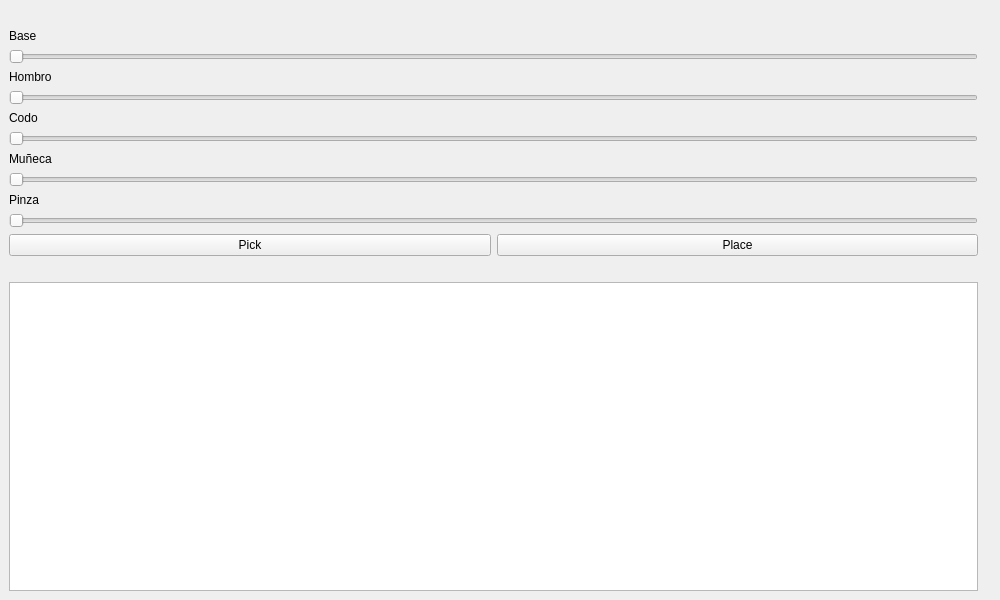
Old version of the form interface.ui in the repository DanielPataquiva/Proyecto.
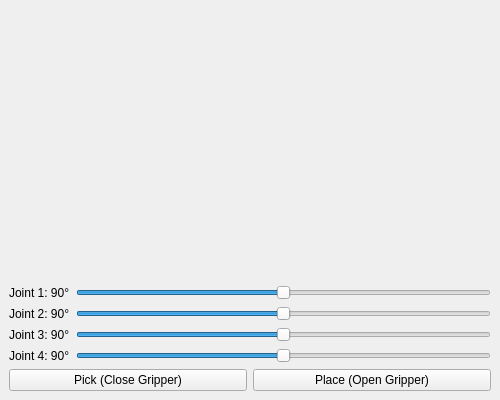
New version of the form.

What changed in the file:
```diff
--- a/interface.ui
+++ b/interface.ui
@@ -6,145 +6,157 @@
    <rect>
     <x>0</x>
     <y>0</y>
-    <width>1000</width>
-    <height>600</height>
+    <width>500</width>
+    <height>400</height>
    </rect>
   </property>
   <property name="windowTitle">
    <string>Brazo Robótico - Control y Simulación</string>
   </property>
   <widget class="QWidget" name="centralwidget">
-   <layout class="QHBoxLayout" name="horizontalLayout">
+   <layout class="QVBoxLayout" name="verticalLayout">
+
     <item>
-     <layout class="QVBoxLayout" name="control_layout">
+     <widget class="QLabel" name="titleLabel">
+      <property name="text">
+       <string><b>Robot Arm Control - PCA9685</b></string>
+      </property>
+      <property name="alignment">
+       <set>Qt::AlignCenter</set>
+      </property>
+     </widget>
+    </item>
 
+    <!-- Slider 1 -->
+    <item>
+     <layout class="QHBoxLayout" name="layout_q1">
       <item>
-       <widget class="QLabel" name="label_title">
+       <widget class="QLabel" name="label_q1">
         <property name="text">
-         <string><b>Control del Brazo Robótico</b></string>
+         <string>Joint 1: 90°</string>
         </property>
        </widget>
       </item>
-
       <item>
-       <widget class="QLabel" name="label_base">
-        <property name="text">
-         <string>Base</string>
-        </property>
-       </widget>
-      </item>
-      <item>
-       <widget class="QSlider" name="slider_base">
+       <widget class="QSlider" name="slider_q1">
         <property name="orientation">
          <enum>Qt::Horizontal</enum>
         </property>
-       </widget>
-      </item>
-
-      <item>
-       <widget class="QLabel" name="label_hombro">
-        <property name="text">
-         <string>Hombro</string>
+        <property name="minimum">
+         <number>0</number>
         </property>
-       </widget>
-      </item>
-      <item>
-       <widget class="QSlider" name="slider_hombro">
-        <property name="orientation">
-         <enum>Qt::Horizontal</enum>
+        <property name="maximum">
+         <number>180</number>
         </property>
+        <property name="value">
+         <number>90</number>
+        </property>
        </widget>
       </item>
+     </layout>
+    </item>
 
+    <!-- Slider 2 -->
+    <item>
+     <layout class="QHBoxLayout" name="layout_q2">
       <item>
-       <widget class="QLabel" name="label_codo">
+       <widget class="QLabel" name="label_q2">
         <property name="text">
-         <string>Codo</string>
+         <string>Joint 2: 90°</string>
         </property>
        </widget>
       </item>
       <item>
-       <widget class="QSlider" name="slider_codo">
+       <widget class="QSlider" name="slider_q2">
         <property name="orientation">
          <enum>Qt::Horizontal</enum>
         </property>
+        <property name="minimum">
+         <number>0</number>
+        </property>
+        <property name="maximum">
+         <number>180</number>
+        </property>
+        <property name="value">
+         <number>90</number>
+        </property>
        </widget>
       </item>
+     </layout>
+    </item>
 
+    <!-- Slider 3 -->
+    <item>
+     <layout class="QHBoxLayout" name="layout_q3">
       <item>
-       <widget class="QLabel" name="label_muneca">
+       <widget class="QLabel" name="label_q3">
         <property name="text">
-         <string>Muñeca</string>
+         <string>Joint 3: 90°</string>
         </property>
        </widget>
       </item>
       <item>
-       <widget class="QSlider" name="slider_muneca">
+       <widget class="QSlider" name="slider_q3">
         <property name="orientation">
          <enum>Qt::Horizontal</enum>
         </property>
+        <property name="minimum">
+         <number>0</number>
+        </property>
+        <property name="maximum">
+         <number>180</number>
+        </property>
+        <property name="value">
+         <number>90</number>
+        </property>
        </widget>
       </item>
+     </layout>
+    </item>
 
+    <!-- Slider 4 -->
+    <item>
+     <layout class="QHBoxLayout" name="layout_q4">
       <item>
-       <widget class="QLabel" name="label_pinza">
+       <widget class="QLabel" name="label_q4">
         <property name="text">
-         <string>Pinza</string>
+         <string>Joint 4: 90°</string>
         </property>
        </widget>
       </item>
       <item>
-       <widget class="QSlider" name="slider_pinza">
+       <widget class="QSlider" name="slider_q4">
         <property name="orientation">
          <enum>Qt::Horizontal</enum>
         </property>
-       </widget>
-      </item>
-
-      <item>
-       <layout class="QHBoxLayout" name="layout_botones">
-        <item>
-         <widget class="QPushButton" name="btn_pick">
-          <property name="text">
-           <string>Pick</string>
-          </property>
-         </widget>
-        </item>
-        <item>
-         <widget class="QPushButton" name="btn_place">
-          <property name="text">
-           <string>Place</string>
-          </property>
-         </widget>
-        </item>
-       </layout>
-      </item>
-
-      <item>
-       <widget class="QLabel" name="label_angulos">
-        <property name="text">
-         <string><b>Ángulos actuales</b></string>
+        <property name="minimum">
+         <number>0</number>
         </property>
-       </widget>
-      </item>
-
-      <item>
-       <widget class="QPlainTextEdit" name="txt_angulos">
-        <property name="readOnly">
-         <bool>true</bool>
+        <property name="maximum">
+         <number>180</number>
         </property>
+        <property name="value">
+         <number>90</number>
+        </property>
        </widget>
       </item>
-
      </layout>
     </item>
 
+    <!-- Botones -->
     <item>
-     <layout class="QVBoxLayout" name="layout_sim">
+     <layout class="QHBoxLayout" name="layout_buttons">
       <item>
-       <widget class="QLabel" name="label_sim">
+       <widget class="QPushButton" name="btn_pick">
         <property name="text">
-         <string><b>Simulación 3D</b></string>
+         <string>Pick (Close Gripper)</string>
+        </property>
+       </widget>
+      </item>
+      <item>
+       <widget class="QPushButton" name="btn_place">
+        <property name="text">
+         <string>Place (Open Gripper)</string>
         </property>
        </widget>
       </item>
```
Left out of the diff: 2 changed lines with no effect on the pictures.
